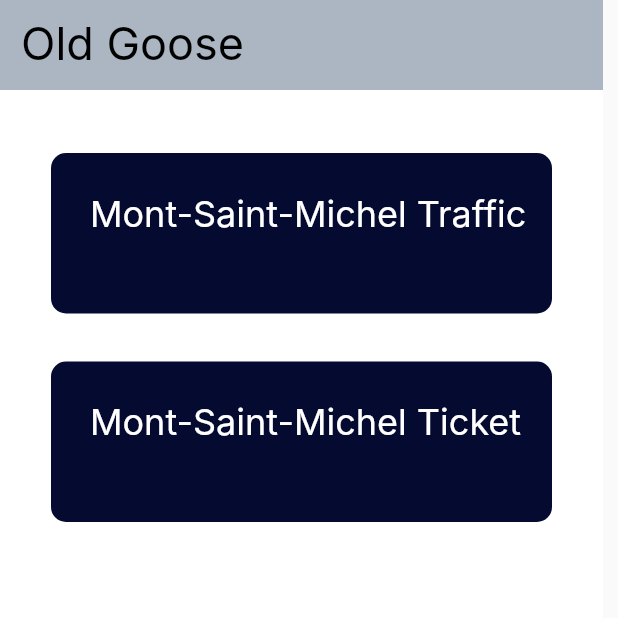
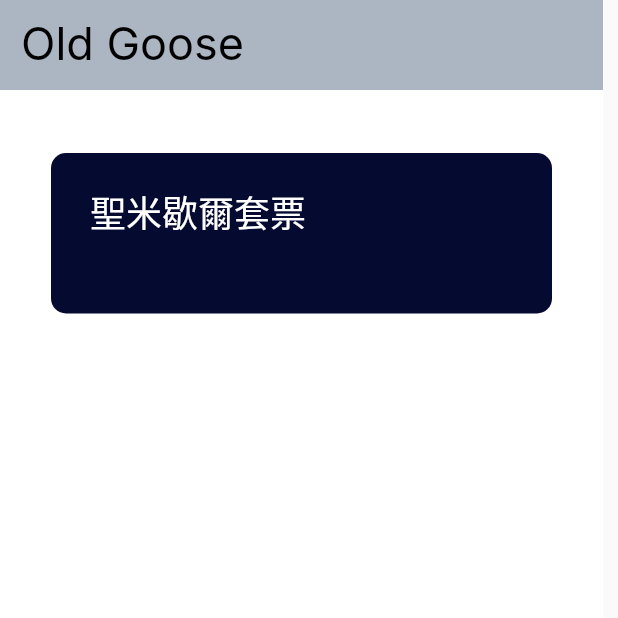
Before and after one commit to TiGoose/OldGoose, a Flutter app: the screen it shows after launch, on a phone screen of 412 x 824 dp, the top half of it. Run offline on Flutter 3.47's test engine with Material 2 defaults, Android fonts, the phone set to English and light mode, and no system bars; our stand-ins replace webview_flutter; Roboto replaces fonts that are missing (Inter).

Commit message:
chore: change button

```diff
--- a/lib/main.dart
+++ b/lib/main.dart
@@ -116,7 +116,7 @@ class HomeWidget extends StatelessWidget {
                         left: 26,
                         child: GestureDetector(
                             child: Text(
-                          'Mont-Saint-Michel Traffic',
+                          '聖米歇爾套票',
                           textAlign: TextAlign.center,
                           style: TextStyle(
                               color: Color.fromRGBO(255, 255, 255, 1),
@@ -132,56 +132,6 @@ class HomeWidget extends StatelessWidget {
                         },
                         )),
                   ]))),
-          Positioned(
-              top: 241,
-              left: 34,
-              child: Container(
-                  width: 334,
-                  height: 107,
-                  decoration: BoxDecoration(),
-                  child: Stack(children: <Widget>[
-                    Positioned(
-                        top: 0,
-                        left: 0,
-                        child:GestureDetector(
-                        child: Container(
-                            width: 334,
-                            height: 107,
-                            decoration: BoxDecoration(
-                              borderRadius: BorderRadius.only(
-                                topLeft: Radius.circular(10),
-                                topRight: Radius.circular(10),
-                                bottomLeft: Radius.circular(10),
-                                bottomRight: Radius.circular(10),
-                              ),
-                              color: Color.fromRGBO(5, 10, 48, 1),
-                            )),
-                          onTap: ()=>{
-                          Navigator.push(context, MaterialPageRoute(builder: (context) => TicketWidget()))
-                          },
-                        )
-              ),
-                    Positioned(
-                        top: 30,
-                        left: 26,
-                        child:GestureDetector(
-                        child: Text(
-                          'Mont-Saint-Michel Ticket',
-                          textAlign: TextAlign.center,
-                          style: TextStyle(
-                              color: Color.fromRGBO(255, 255, 255, 1),
-                              fontFamily: 'Inter',
-                              fontSize: 24,
-                              letterSpacing:
-                                  0 /*percentages not used in flutter. defaulting to zero*/,
-                              fontWeight: FontWeight.normal,
-                              height: 1),
-                        ), onTap: ()=>{
-                        Navigator.push(context, MaterialPageRoute(builder: (context) => TicketWidget()))
-
-                        },),
-                    )
-                  ]))),
         ]));
   }
 }
--- a/lib/mont_saint_michel_traffic.dart
+++ b/lib/mont_saint_michel_traffic.dart
@@ -341,7 +341,7 @@ class _TrafficWidgetState extends State<TrafficWidget> {
                             ),Positioned(
                                 top: 15,
                                 left: 26,
-                                child: Text('Continue', textAlign: TextAlign.center, style: TextStyle(
+                                child: Text('立即訂購', textAlign: TextAlign.center, style: TextStyle(
                                     color: Color.fromRGBO(255, 255, 255, 1),
                                     fontFamily: 'Inter',
                                     fontSize: 24,
```
